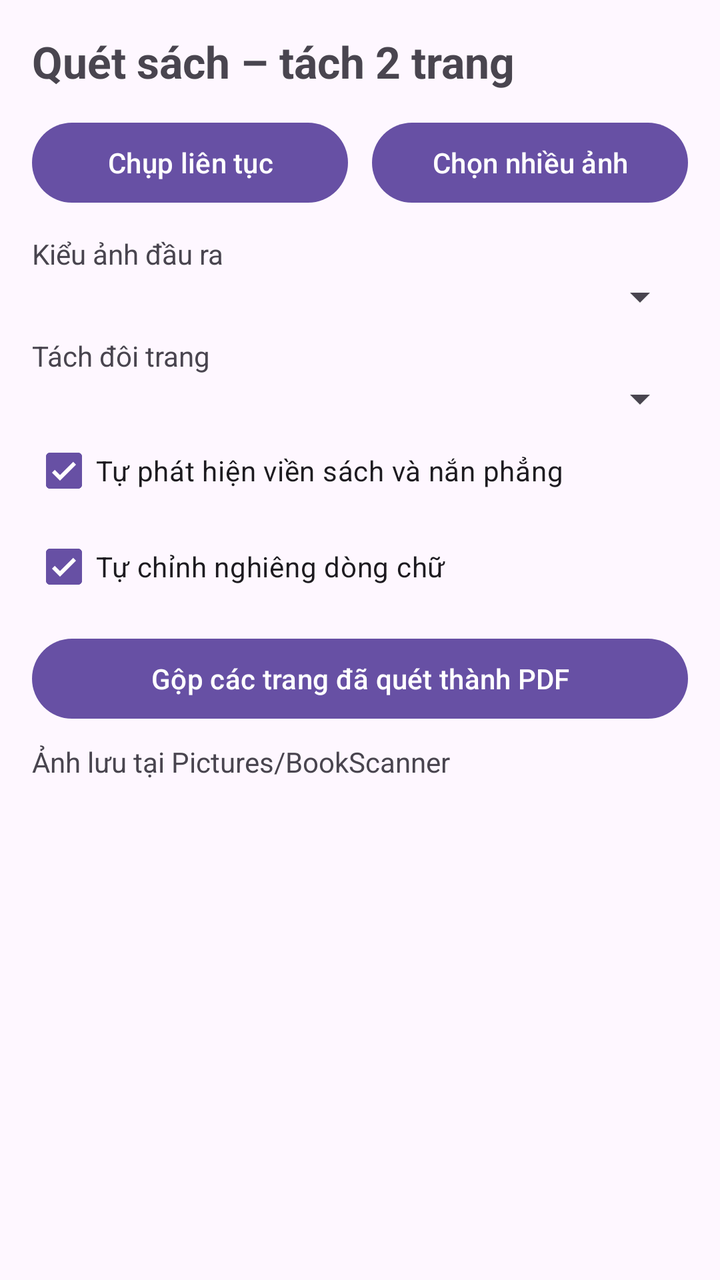
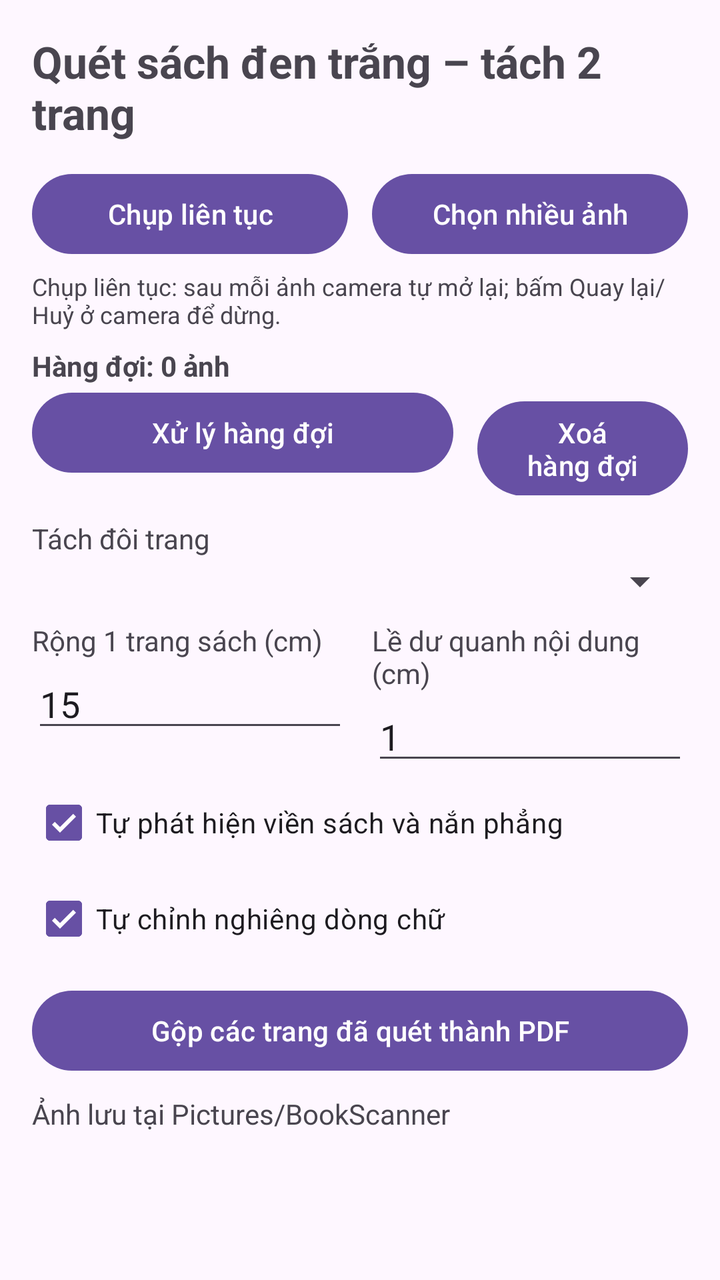

The first picture is an Android layout as it rendered before a commit; the second is the same layout after the commit. The layout source and the unified diff follow.
<!-- AndroidManifest.xml: application theme Theme.BookScan -->
<!-- res/layout/activity_main.xml -->
<?xml version="1.0" encoding="utf-8"?>
<ScrollView xmlns:android="http://schemas.android.com/apk/res/android"
    android:layout_width="match_parent"
    android:layout_height="match_parent"
    android:fillViewport="true">

    <LinearLayout
        android:layout_width="match_parent"
        android:layout_height="wrap_content"
        android:orientation="vertical"
        android:padding="16dp">

        <TextView
            android:layout_width="wrap_content"
            android:layout_height="wrap_content"
            android:text="Quét sách – tách 2 trang"
            android:textSize="22sp"
            android:textStyle="bold" />

        <LinearLayout
            android:layout_width="match_parent"
            android:layout_height="wrap_content"
            android:layout_marginTop="12dp"
            android:orientation="horizontal">

            <Button
                android:id="@+id/btnCamera"
                android:layout_width="0dp"
                android:layout_height="wrap_content"
                android:layout_marginEnd="6dp"
                android:layout_weight="1"
                android:text="Chụp liên tục" />

            <Button
                android:id="@+id/btnPick"
                android:layout_width="0dp"
                android:layout_height="wrap_content"
                android:layout_marginStart="6dp"
                android:layout_weight="1"
                android:text="Chọn nhiều ảnh" />
        </LinearLayout>

        <TextView
            android:layout_width="wrap_content"
            android:layout_height="wrap_content"
            android:layout_marginTop="12dp"
            android:text="Kiểu ảnh đầu ra" />

        <Spinner
            android:id="@+id/spMode"
            android:layout_width="match_parent"
            android:layout_height="wrap_content" />

        <TextView
            android:layout_width="wrap_content"
            android:layout_height="wrap_content"
            android:layout_marginTop="8dp"
            android:text="Tách đôi trang" />

        <Spinner
            android:id="@+id/spSplit"
            android:layout_width="match_parent"
            android:layout_height="wrap_content" />

        <CheckBox
            android:id="@+id/cbCrop"
            android:layout_width="wrap_content"
            android:layout_height="wrap_content"
            android:checked="true"
            android:text="Tự phát hiện viền sách và nắn phẳng" />

        <CheckBox
            android:id="@+id/cbDeskew"
            android:layout_width="wrap_content"
            android:layout_height="wrap_content"
            android:checked="true"
            android:text="Tự chỉnh nghiêng dòng chữ" />

        <Button
            android:id="@+id/btnPdf"
            android:layout_width="match_parent"
            android:layout_height="wrap_content"
            android:layout_marginTop="8dp"
            android:text="Gộp các trang đã quét thành PDF" />

        <ProgressBar
            android:id="@+id/progress"
            style="?android:attr/progressBarStyleHorizontal"
            android:layout_width="match_parent"
            android:layout_height="wrap_content"
            android:indeterminate="true"
            android:visibility="gone" />

        <TextView
            android:id="@+id/tvStatus"
            android:layout_width="match_parent"
            android:layout_height="wrap_content"
            android:layout_marginTop="8dp"
            android:text="Ảnh lưu tại Pictures/BookScanner" />

        <LinearLayout
            android:id="@+id/results"
            android:layout_width="match_parent"
            android:layout_height="wrap_content"
            android:layout_marginTop="8dp"
            android:orientation="vertical" />
    </LinearLayout>
</ScrollView>
<!-- resources referenced by this layout -->
<resources>
  <style name="Theme.BookScan" parent="Theme.Material3.Light.NoActionBar" />
</resources>

<!-- the commit's change to res/layout/activity_main.xml (unified diff, before → after) -->
@@ -13,7 +13,7 @@
         <TextView
             android:layout_width="wrap_content"
             android:layout_height="wrap_content"
-            android:text="Quét sách – tách 2 trang"
+            android:text="Quét sách đen trắng – tách 2 trang"
             android:textSize="22sp"
             android:textStyle="bold" />
 
@@ -41,26 +41,99 @@
         </LinearLayout>
 
         <TextView
-            android:layout_width="wrap_content"
+            android:layout_width="match_parent"
             android:layout_height="wrap_content"
-            android:layout_marginTop="12dp"
-            android:text="Kiểu ảnh đầu ra" />
+            android:layout_marginTop="4dp"
+            android:text="Chụp liên tục: sau mỗi ảnh camera tự mở lại; bấm Quay lại/Huỷ ở camera để dừng."
+            android:textSize="12sp" />
 
-        <Spinner
-            android:id="@+id/spMode"
+        <TextView
+            android:id="@+id/tvQueue"
             android:layout_width="match_parent"
-            android:layout_height="wrap_content" />
+            android:layout_height="wrap_content"
+            android:layout_marginTop="8dp"
+            android:text="Hàng đợi: 0 ảnh"
+            android:textStyle="bold" />
+
+        <LinearLayout
+            android:layout_width="match_parent"
+            android:layout_height="wrap_content"
+            android:orientation="horizontal">
+
+            <Button
+                android:id="@+id/btnProcess"
+                android:layout_width="0dp"
+                android:layout_height="wrap_content"
+                android:layout_marginEnd="6dp"
+                android:layout_weight="2"
+                android:text="Xử lý hàng đợi" />
+
+            <Button
+                android:id="@+id/btnClear"
+                android:layout_width="0dp"
+                android:layout_height="wrap_content"
+                android:layout_marginStart="6dp"
+                android:layout_weight="1"
+                android:text="Xoá hàng đợi" />
+        </LinearLayout>
 
         <TextView
             android:layout_width="wrap_content"
             android:layout_height="wrap_content"
-            android:layout_marginTop="8dp"
+            android:layout_marginTop="12dp"
             android:text="Tách đôi trang" />
 
         <Spinner
             android:id="@+id/spSplit"
             android:layout_width="match_parent"
             android:layout_height="wrap_content" />
+
+        <LinearLayout
+            android:layout_width="match_parent"
+            android:layout_height="wrap_content"
+            android:layout_marginTop="8dp"
+            android:orientation="horizontal">
+
+            <LinearLayout
+                android:layout_width="0dp"
+                android:layout_height="wrap_content"
+                android:layout_marginEnd="6dp"
+                android:layout_weight="1"
+                android:orientation="vertical">
+
+                <TextView
+                    android:layout_width="wrap_content"
+                    android:layout_height="wrap_content"
+                    android:text="Rộng 1 trang sách (cm)" />
+
+                <EditText
+                    android:id="@+id/etPageW"
+                    android:layout_width="match_parent"
+                    android:layout_height="wrap_content"
+                    android:inputType="numberDecimal"
+                    android:text="15" />
+            </LinearLayout>
+
+            <LinearLayout
+                android:layout_width="0dp"
+                android:layout_height="wrap_content"
+                android:layout_marginStart="6dp"
+                android:layout_weight="1"
+                android:orientation="vertical">
+
+                <TextView
+                    android:layout_width="wrap_content"
+                    android:layout_height="wrap_content"
+                    android:text="Lề dư quanh nội dung (cm)" />
+
+                <EditText
+                    android:id="@+id/etMargin"
+                    android:layout_width="match_parent"
+                    android:layout_height="wrap_content"
+                    android:inputType="numberDecimal"
+                    android:text="1" />
+            </LinearLayout>
+        </LinearLayout>
 
         <CheckBox
             android:id="@+id/cbCrop"
